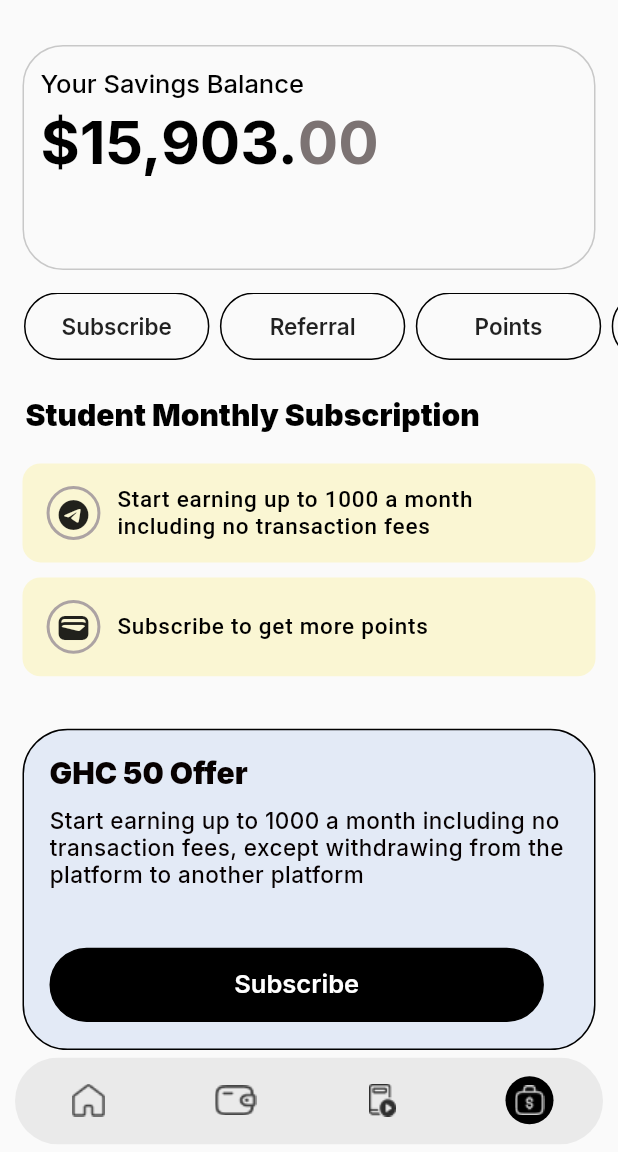
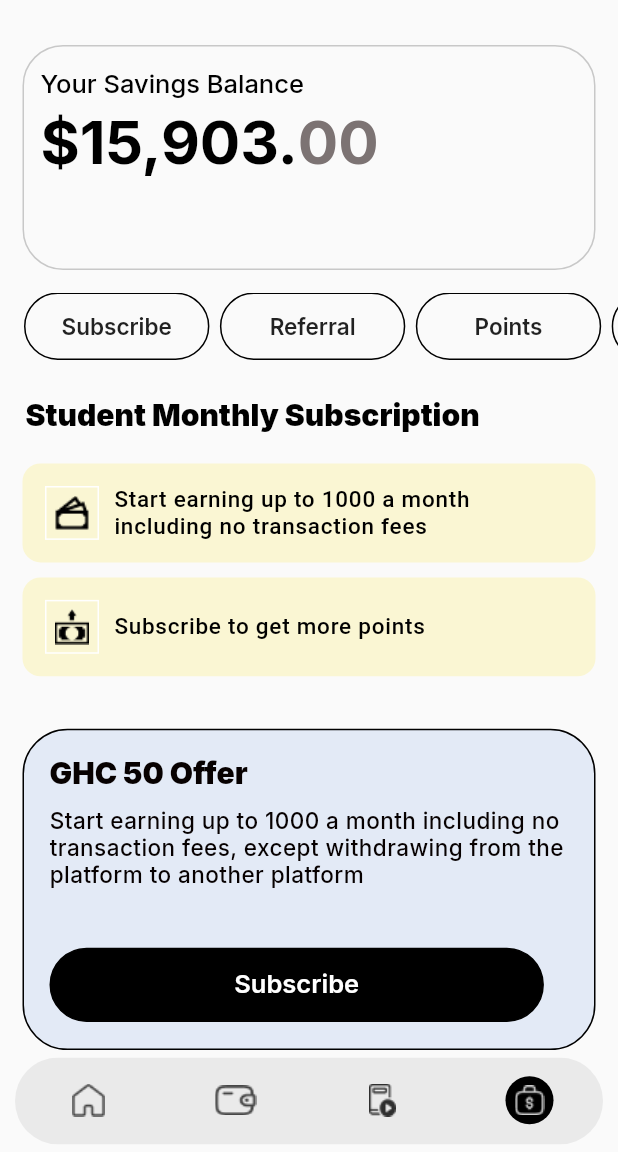
Before and after one commit to officiallykbk/StudentPay, a Flutter app: the screen it shows after launch, item 4 of the bottom bar chosen, on a phone screen of 412 x 824 dp, the part 84-1236 px from its top. Run offline on Flutter 3.47's test engine with Material 2 defaults, Android fonts, the phone set to English and light mode, and no system bars; our stand-ins replace google_fonts.

Commit message:
added the actual Icons from the Ui

```diff
--- a/lib/Earn_Screen_Folder/components/subscriptionInfo.dart
+++ b/lib/Earn_Screen_Folder/components/subscriptionInfo.dart
@@ -7,7 +7,7 @@ class SubscriptionInfo extends StatelessWidget {
       : super(key: key);
 
   final String info;
-  final Icon icon;
+  final Widget icon;
 
   @override
   Widget build(BuildContext context) {
@@ -28,10 +28,9 @@ class SubscriptionInfo extends StatelessWidget {
             Container(
               padding: EdgeInsets.all(5), // Adjust the padding as needed
               decoration: BoxDecoration(
-                shape: BoxShape.circle,
                 border: Border.all(
-                  color: Color(0xFFACA3A3), // Set the border color
-                  width: 2, // Set the border width
+                  color: Color(0xFFFFFFFF), // Set the border color
+                  width: 1, // Set the border width
                 ),
               ),
               child: icon, // Use the provided Icon widget directly
--- a/lib/screens/subscription_screen.dart
+++ b/lib/screens/subscription_screen.dart
@@ -1,4 +1,4 @@
-// ignore_for_file: prefer_const_literals_to_create_immutables, prefer_const_constructors
+// ignore_for_file: prefer_const_constructors, prefer_const_literals_to_create_immutables
 
 import 'package:flutter/material.dart';
 import 'package:google_fonts/google_fonts.dart';
@@ -111,9 +111,14 @@ class SubscriptionScreen extends StatelessWidget {
           Padding(
             padding: const EdgeInsets.only(left: 15, right: 15),
             child: SubscriptionInfo(
+              icon: Image.asset(
+                'assets/images/offer.png', // Replace with your image path
+                width: 24, // Adjust the width as needed
+                height: 24, // Adjust the height as needed
+                // Add any decoration if needed
+              ),
               info:
                   'Start earning up to 1000 a month including no transaction fees',
-              icon: Icon(Icons.telegram),
             ),
           ),
           SizedBox(height: 10),
@@ -121,7 +126,12 @@ class SubscriptionScreen extends StatelessWidget {
             padding: const EdgeInsets.only(left: 15, right: 15),
             child: SubscriptionInfo(
               info: 'Subscribe to get more points',
-              icon: Icon(Icons.wallet_rounded),
+              icon: Image.asset(
+                'assets/images/cash.png', // Replace with your image path
+                width: 24, // Adjust the width as needed
+                height: 24, // Adjust the height as needed
+                // Add any decoration if needed
+              ),
             ),
           ),
           SizedBox(height: 20),
```
Also changed, not shown: assets/images/offer.png (added).
